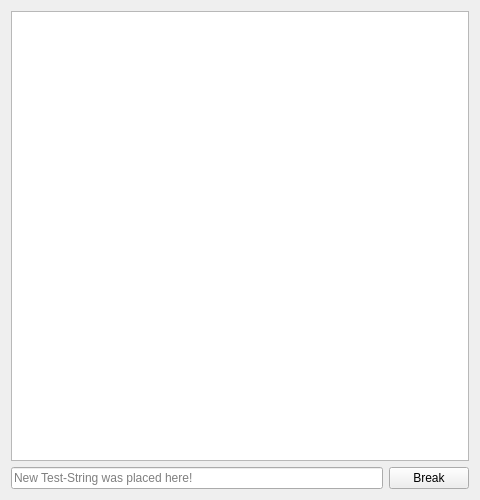
First picture: the form in src/platform/qt/DebuggerGUI.ui, repository SeeingForward/mgba-dbgproj, before the edit.
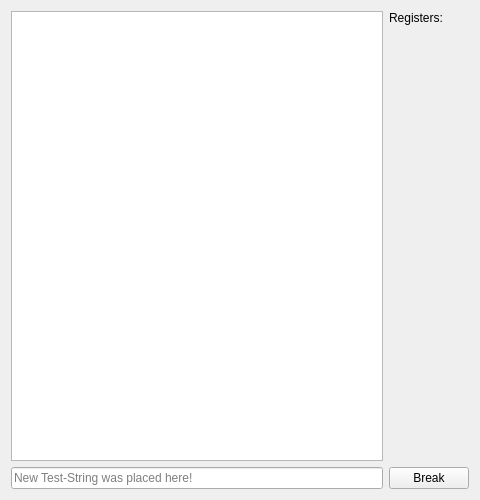
Second picture: the form after the edit. Custom widgets are drawn as their Qt base class.

Commit message: Add registers widget

What changed in the file:
```diff
--- a/src/platform/qt/DebuggerGUI.ui
+++ b/src/platform/qt/DebuggerGUI.ui
@@ -28,13 +28,20 @@
      </property>
     </widget>
    </item>
-   <item row="0" column="0" colspan="2">
+   <item row="0" column="0">
     <widget class="QGBA::LogWidget" name="log">
      <property name="readOnly">
       <bool>true</bool>
      </property>
     </widget>
    </item>
+	<item row="0" column="1" alignment="Qt::AlignTop">
+		<widget class="QLabel" name="registers">
+			<property name="text">
+				<string>Registers:</string>
+			</property>
+		</widget>
+	</item>
   </layout>
  </widget>
  <customwidgets>
```
